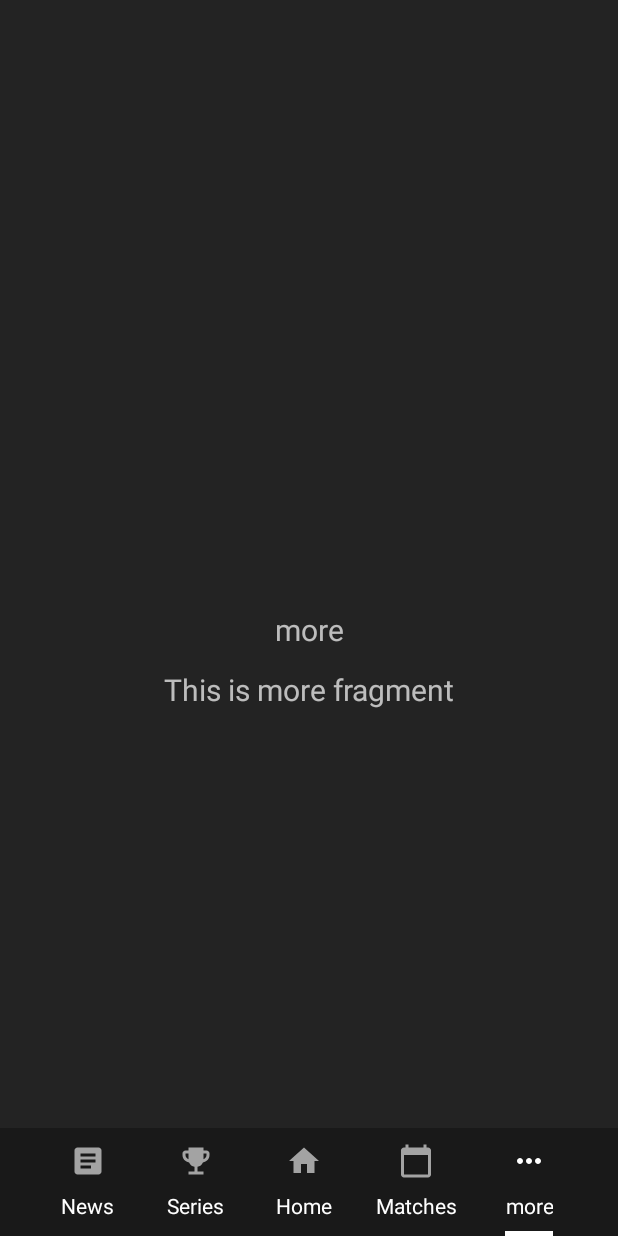
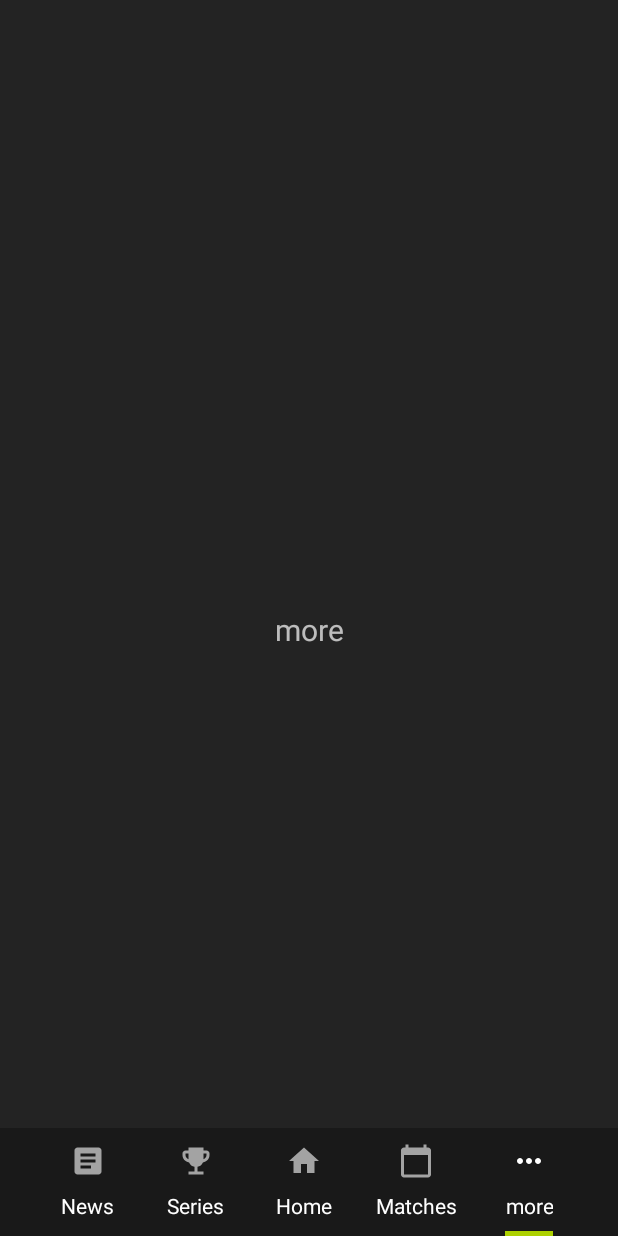
Before and after one commit to rachit0904/CricketScoreApp, an Android app: the screen it shows after launch (MainActivity), item 5 of the bottom bar chosen, on a phone screen of 412 x 824 dp. Run offline under Robolectric (Android 15) with nearby library versions, the phone set to English and light mode, and no system bars; our stand-ins replace AdMob.

Commit message:
news fragment update

```diff
--- a/app/src/main/AndroidManifest.xml
+++ b/app/src/main/AndroidManifest.xml
@@ -18,11 +18,6 @@
         <activity
             android:name=".Activity.NewsDetails"
             android:label="@string/title_activity_news_details">
-<!--            <intent-filter>-->
-<!--                <action android:name="android.intent.action.MAIN" />-->
-
-<!--                <category android:name="android.intent.category.LAUNCHER" />-->
-<!--            </intent-filter>-->
         </activity>
         <activity
             android:name=".Activity.MainActivity"
--- a/app/src/main/res/drawable/gradient_tabindicator.xml
+++ b/app/src/main/res/drawable/gradient_tabindicator.xml
@@ -1,7 +1,7 @@
 <shape xmlns:android="http://schemas.android.com/apk/res/android"
     android:shape="rectangle">
     <gradient
-        android:startColor="#AED307"
-        android:endColor="#DEF395"
-        android:angle="-180" />
+        android:startColor="@android:color/holo_green_dark"
+        android:endColor="@color/purple_200"
+        android:angle="-90" />
 </shape>
--- a/app/src/main/res/layout/activity_main.xml
+++ b/app/src/main/res/layout/activity_main.xml
@@ -14,13 +14,13 @@
 
                 <com.google.android.material.tabs.TabLayout
                     android:id="@+id/tabs"
+                    android:elevation="@dimen/cardview_compat_inset_shadow"
                     android:layout_width="match_parent"
                     android:layout_height="wrap_content"
                     android:background="#191919"
                     app:tabMode="auto"
                     android:layout_gravity="bottom"
-                    app:tabIndicator="@drawable/gradient_tabindicator"
-
+                    app:tabIndicatorColor="@color/purple_200"
                     app:tabIndicatorFullWidth="false"
                     app:tabIndicatorHeight="3dp"
                     app:tabTextAppearance="@style/TextAppearance.AppCompat.Small"
--- a/app/src/main/res/layout/more_fragment.xml
+++ b/app/src/main/res/layout/more_fragment.xml
@@ -16,15 +16,5 @@
         android:textAlignment="center"
         android:text="@string/More"
         android:textSize="20sp" />
-    <TextView
-        android:id="@+id/text_dashboard2"
-        android:layout_gravity="center"
-        android:layout_width="match_parent"
-        android:layout_height="wrap_content"
-        android:layout_marginStart="8dp"
-        android:layout_marginTop="48dp"
-        android:layout_marginEnd="8dp"
-        android:textAlignment="center"
-        android:text="This is more fragment"
-        android:textSize="20sp" />
+
 </FrameLayout>
```
Also changed, not shown: app/src/main/res/layout/activity_news_details.xml (+13 -12 lines), app/src/main/res/layout/card_news_rv.xml (+12 -17 lines), app/src/main/res/layout/news_fragment.xml (+17 -0 lines).
